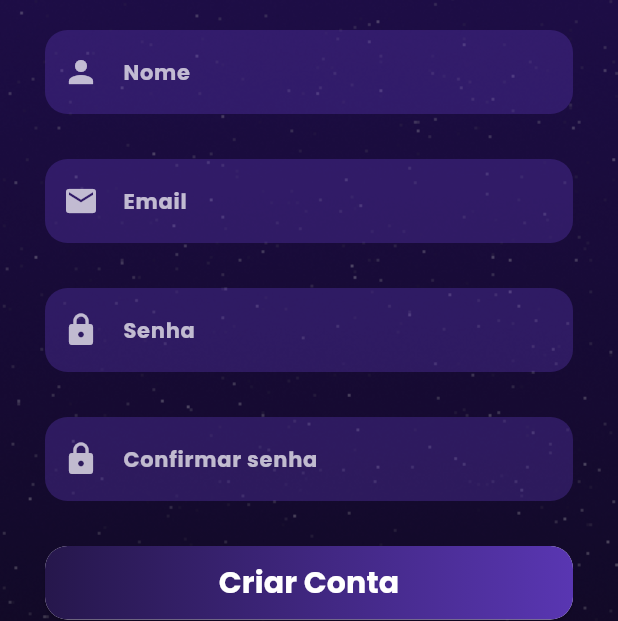
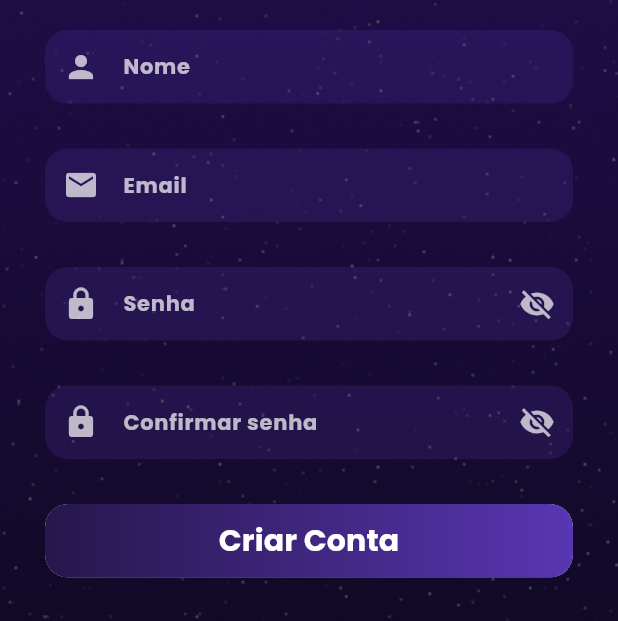
Before and after one commit to ThiNs7/Starlit-App, a Flutter app: the screen it shows after launch, after a tap on "Criar Conta", on a phone screen of 412 x 824 dp, the part 615-1236 px from its top. Run offline on Flutter 3.47's test engine with Material 3 defaults, Android fonts, the phone set to English and light mode, and no system bars; our stand-ins replace another_flutter_splash_screen, flutter_rating_bar, get, google_fonts, shared_preferences.

Commit message:
fit: Design Login/Register

```diff
--- a/lib/components/splashScreen/splash_screen.dart
+++ b/lib/components/splashScreen/splash_screen.dart
@@ -30,7 +30,7 @@ class _SplashScreenIntroState extends State<SplashScreenIntro> {
     precacheImage(const AssetImage('assets/fundoLogin'), context);
     return Scaffold(
       body: FlutterSplashScreen.scale(
-        backgroundColor: const Color.fromARGB(255, 14, 7, 34),
+        backgroundColor: const Color.fromARGB(255, 48, 24, 112),
         childWidget: SizedBox(
           height: 300,
           child: Image.asset("assets/logoCompleta.png"),
--- a/lib/screens/entrar.dart
+++ b/lib/screens/entrar.dart
@@ -57,13 +57,14 @@ class _EntrarState extends State<Entrar> with SingleTickerProviderStateMixin {
   @override
   Widget build(BuildContext context) {
     return Scaffold(
-      body: Container(
-        width: MediaQuery.of(context).size.width,
-        height: MediaQuery.of(context).size.height,
+      body: SafeArea(
+        child: Container(
+          width: double.infinity,
+          height: double.infinity,
           decoration: const BoxDecoration(
             image: DecorationImage(
               image: AssetImage('assets/fundoLogin.png'),
-            fit: BoxFit.cover,
+              fit: BoxFit.cover, // Ajuste se necessário
             ),
           ),
           child: Column(
@@ -201,6 +202,7 @@ class _EntrarState extends State<Entrar> with SingleTickerProviderStateMixin {
             ],
           ),
         ),
+      ),
     );
   }
 }
--- a/lib/screens/register.dart
+++ b/lib/screens/register.dart
@@ -4,13 +4,22 @@ import 'package:starlitfilms/controllers/authProvider.dart';
 import 'package:starlitfilms/screens/homepage.dart';
 import 'package:starlitfilms/screens/login.dart';
 
-class Cadastro extends StatelessWidget {
-  Cadastro({super.key});
+class Cadastro extends StatefulWidget {
+  const Cadastro({super.key});
+
+  @override
+  _CadastroState createState() => _CadastroState();
+}
+
+class _CadastroState extends State<Cadastro> {
   final _emailController = TextEditingController();
   final _passwordController = TextEditingController();
   final _passwordConfirmController = TextEditingController();
   final _nameController = TextEditingController();
   final _avatarController = TextEditingController();
+
+  bool _obscurePassword = true; // Para a senha
+  bool _obscurePasswordConfirm = true; // Para a confirmação da senha
 
   @override
   Widget build(BuildContext context) {
@@ -56,9 +65,23 @@ class Cadastro extends StatelessWidget {
                         const SizedBox(height: 30),
                         _buildTextField(_passwordController, 'Senha', Icons.lock, isPassword: true),
                         const SizedBox(height: 30),
-                        _buildTextField(_passwordConfirmController, 'Confirmar senha', Icons.lock, isPassword: true),
+                        _buildTextField(_passwordConfirmController, 'Confirmar senha', Icons.lock, isPassword: true, isConfirm: true),
                         const SizedBox(height: 30),
-                        SizedBox(
+                        ClipRRect(
+                          borderRadius: BorderRadius.circular(15),
+                          child: Container(
+                            decoration: BoxDecoration(
+                              borderRadius: BorderRadius.circular(15),
+                              boxShadow: [
+                                BoxShadow(
+                                  color: Colors.black.withOpacity(0.2), // Cor da sombra
+                                  spreadRadius: 2, // Espalhamento da sombra
+                                  blurRadius: 5, // Desfoque da sombra
+                                  offset: Offset(0, 3), // Offset da sombra (x, y)
+                                ),
+                              ],
+                            ),
+                            child: SizedBox(
                               width: 331,
                               height: 49,
                               child: ElevatedButton(
@@ -115,8 +138,6 @@ class Cadastro extends StatelessWidget {
                                   padding: EdgeInsets.zero,
                                   shape: RoundedRectangleBorder(
                                     borderRadius: BorderRadius.circular(15),
-                                // Remove a borda branca
-                                side: BorderSide.none,
                                   ),
                                 ),
                                 child: Ink(
@@ -143,10 +164,11 @@ class Cadastro extends StatelessWidget {
                                 ),
                               ),
                             ),
+                          ),
+                        ),
                         const SizedBox(height: 20),
                         TextButton(
                           onPressed: () {
-                            // Navegação para a tela de login usando PageRouteBuilder para animação
                             Navigator.of(context).push(PageRouteBuilder(
                               pageBuilder: (context, animation, secondaryAnimation) => const Login(),
                               transitionsBuilder: (context, animation, secondaryAnimation, child) {
@@ -189,7 +211,6 @@ class Cadastro extends StatelessWidget {
                       ],
                     ),
                   ),
-                  const SizedBox(height: 40),
                 ],
               ),
             ),
@@ -199,15 +220,13 @@ class Cadastro extends StatelessWidget {
     );
   }
 
-  Widget _buildTextField(TextEditingController controller, String labelText, IconData icon, {bool isPassword = false}) {
-    return Container(
-      decoration: BoxDecoration(
-        color: const Color(0xFF5936B2).withOpacity(0.2), // Define a mesma cor do campo de login
-        borderRadius: BorderRadius.circular(15),
-      ),
+  Widget _buildTextField(TextEditingController controller, String labelText, IconData icon, {bool isPassword = false, bool isConfirm = false}) {
+    return SizedBox(
+      width: 331,
+      height: 49,
       child: TextField(
         controller: controller,
-        obscureText: isPassword,
+        obscureText: isPassword ? (isConfirm ? _obscurePasswordConfirm : _obscurePassword) : false,
         style: const TextStyle(
           fontFamily: "Poppins",
           color: Colors.white,
@@ -230,6 +249,25 @@ class Cadastro extends StatelessWidget {
             borderRadius: BorderRadius.circular(15.0),
             borderSide: BorderSide.none,
           ),
+          suffixIcon: isPassword
+            ? IconButton(
+                icon: Icon(
+                  (isConfirm ? _obscurePasswordConfirm : _obscurePassword)
+                      ? Icons.visibility_off
+                      : Icons.visibility,
+                  color: Colors.white70,
+                ),
+                onPressed: () {
+                  setState(() {
+                    if (isConfirm) {
+                      _obscurePasswordConfirm = !_obscurePasswordConfirm; // Alterna a visibilidade da confirmação
+                    } else {
+                      _obscurePassword = !_obscurePassword; // Alterna a visibilidade da senha
+                    }
+                  });
+                },
+              )
+            : null,
         ),
       ),
     );
```
Lines whose indentation alone changed are shown as unchanged.
